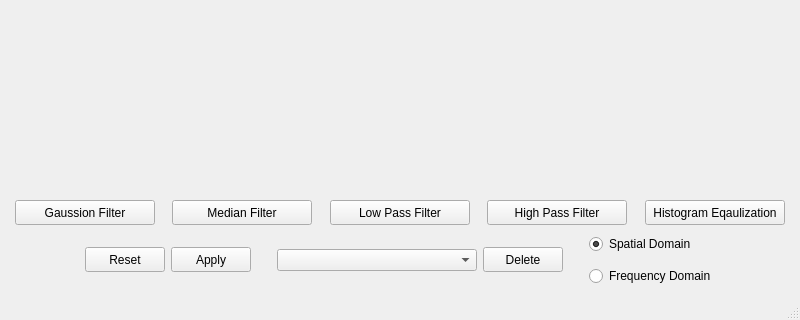
First picture: the form in mainwindow.ui, repository Mohamed-Ibrahim-01/img-filt, before the edit; both pictures show x 0 to 800 and y 378 to 698 of the 800 by 698 pixel window.
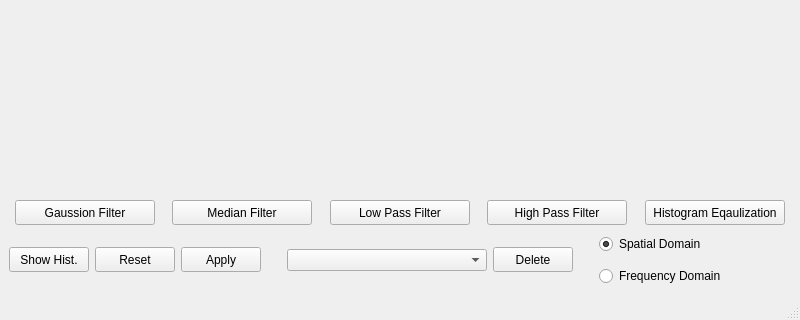
Second picture: the form after the edit.

```diff
--- a/mainwindow.ui
+++ b/mainwindow.ui
@@ -337,32 +337,23 @@
       <item>
        <layout class="QHBoxLayout" name="horizontalLayout_2">
         <item>
-         <spacer name="horizontalSpacer_18">
+         <widget class="QPushButton" name="showHistBtn">
           <property name="minimumSize">
            <size>
-            <width>20</width>
-            <height>48</height>
+            <width>80</width>
+            <height>25</height>
            </size>
           </property>
           <property name="maximumSize">
            <size>
-            <width>20</width>
-            <height>48</height>
+            <width>80</width>
+            <height>25</height>
            </size>
           </property>
-          <property name="orientation">
-           <enum>Qt::Horizontal</enum>
+          <property name="text">
+           <string>Show Hist.</string>
           </property>
-          <property name="sizeType">
-           <enum>QSizePolicy::MinimumExpanding</enum>
-          </property>
-          <property name="sizeHint" stdset="0">
-           <size>
-            <width>30</width>
-            <height>0</height>
-           </size>
-          </property>
-         </spacer>
+         </widget>
         </item>
         <item>
          <widget class="QPushButton" name="resetBtn">
@@ -530,34 +521,6 @@
           </item>
          </layout>
         </item>
-        <item>
-         <spacer name="horizontalSpacer_19">
-          <property name="minimumSize">
-           <size>
-            <width>20</width>
-            <height>48</height>
-           </size>
-          </property>
-          <property name="maximumSize">
-           <size>
-            <width>20</width>
-            <height>48</height>
-           </size>
-          </property>
-          <property name="orientation">
-           <enum>Qt::Horizontal</enum>
-          </property>
-          <property name="sizeType">
-           <enum>QSizePolicy::MinimumExpanding</enum>
-          </property>
-          <property name="sizeHint" stdset="0">
-           <size>
-            <width>30</width>
-            <height>0</height>
-           </size>
-          </property>
-         </spacer>
-        </item>
        </layout>
       </item>
      </layout>
```
